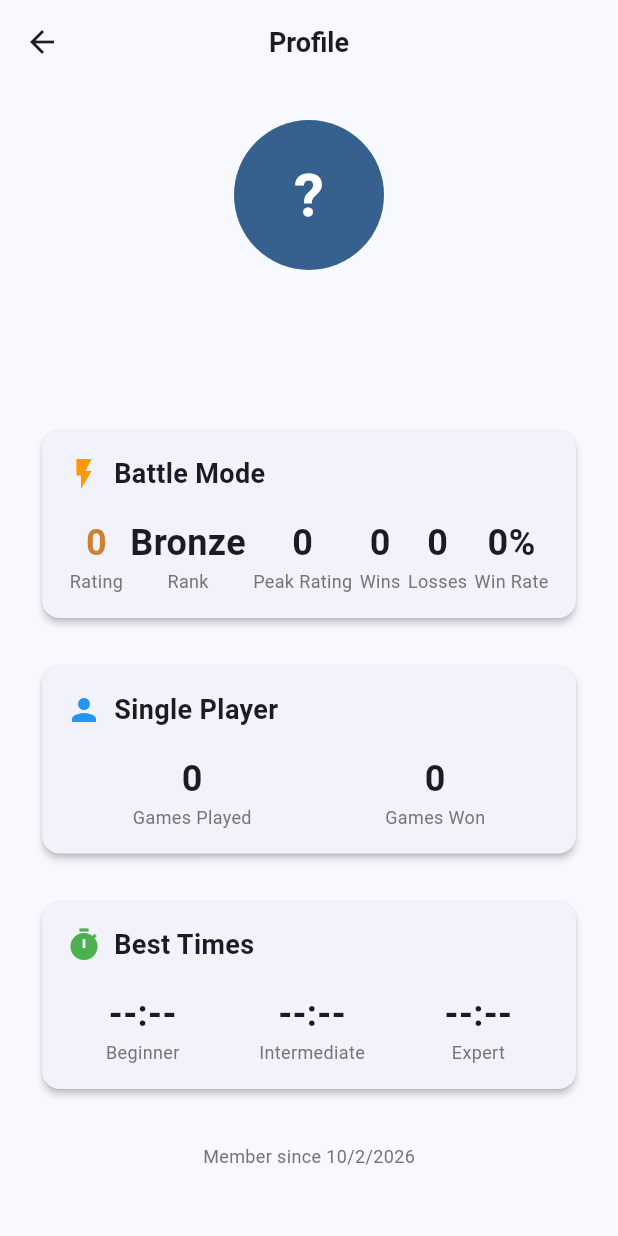
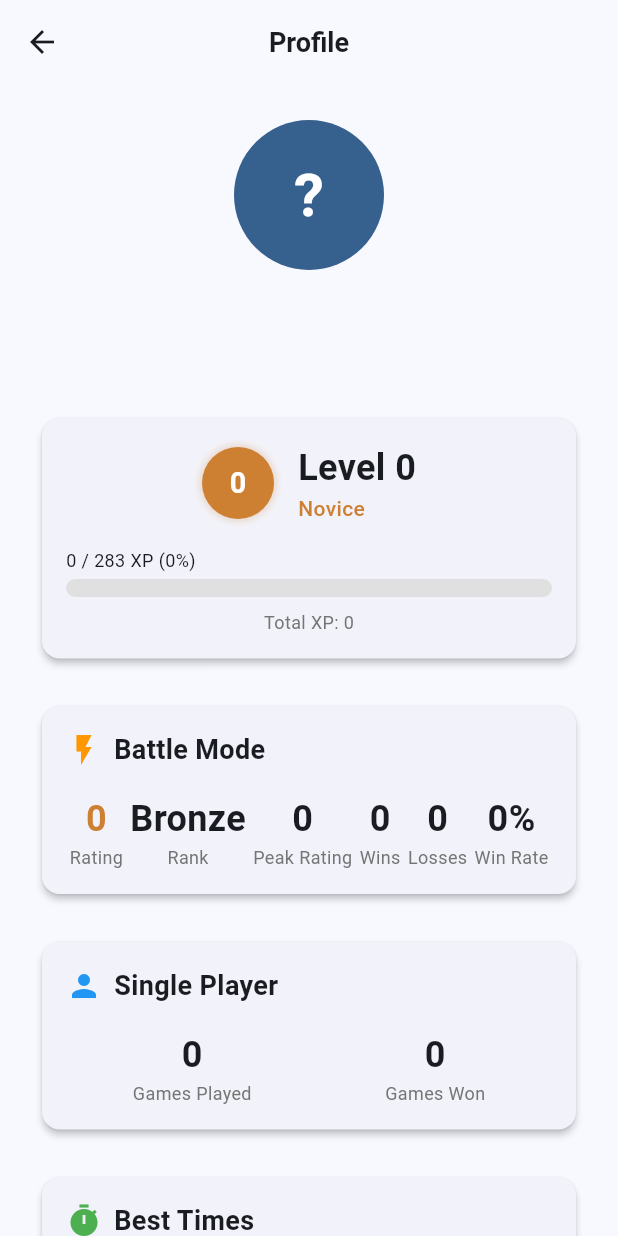
Before and after one commit to stefan2420/minesweeper_battle, a Flutter app: the ProfileScreen screen opened directly, on a phone screen of 412 x 824 dp. Run offline on Flutter 3.47's test engine with Material 3 defaults, Android fonts, the phone set to English and light mode, and no system bars; our stand-ins replace cloud_firestore, firebase_auth, firebase_core, google_sign_in, shared_preferences; accounts and stored records are empty; network calls fail.

Commit message:
Implement XP and player leveling system for progression tracking
Add activity-based progression system separate from skill-based Elo ratings:

XP Rewards:
- Base participation: 50 XP for completing matches
- Win bonus: +100 XP (total 150 XP for winners)
- Performance bonus: Up to +50 XP for fast completion (scales with difficulty)
- Loss reward: 50 XP (participation matters, prevents frustration)
- Anti-abuse: 30-second minimum match duration required

Level Progression:
- Exponential curve: XP = 100 * level^1.5
- Level 2: 283 XP (~2 wins), Level 10: 3,162 XP (~21 wins)
- Level 50: 35,355 XP (~236 wins), Level 100: 100,000 XP
- Early levels fast (instant gratification), later levels slower (long-term goals)
- Independent from Elo ranking (activity vs skill)

Level Tiers:
- Novice (1-4), Beginner (5-14), Intermediate (15-29), Advanced (30-49)
- Expert (50-74), Master (75-99), Legendary (100+)
- Each tier has unique colors, icons, and visual badges

Implementation:
- XPService: Core XP calculation, level derivation, atomic batch updates
- LevelHelper: Display utilities, progress bars, badges, tier colors
- BattleProvider: Integrated XP awards after match completion (winner's side only)
- UserStats: Added totalXP and level fields (backward compatible)

UI Updates:
- ProfileScreen: Level card with progress bar, XP display, tier badge
- LeaderboardScreen: Level badges on avatars, level in subtitle
- Visual progression feedback with color-coded level badges

Database changes:
- Added UserStats fields: totalXP (int), level (int)
- Backward compatible: defaults to 0 XP, level 1
- Atomic batch writes ensure both players update together

Design rationale:
- Simple, scalable implementation over complex gamification
- Easy to tune multipliers without major refactoring
- Extensible for future rewards, cosmetics, seasonal progression
- Rewards both competitive play (wins) and engagement (participation)

Co-Authored-By: Claude Sonnet 4.5 <noreply@anthropic.com>

```diff
--- a/lib/models/user_model.dart
+++ b/lib/models/user_model.dart
@@ -9,6 +9,8 @@ class UserStats {
   final int eloRating;
   final int peakEloRating;
   final int rankedGamesPlayed;
+  final int totalXP;
+  final int level;
 
   const UserStats({
     this.gamesPlayed = 0,
@@ -19,6 +21,8 @@ class UserStats {
     this.eloRating = 1200,
     this.peakEloRating = 1200,
     this.rankedGamesPlayed = 0,
+    this.totalXP = 0,
+    this.level = 1,
   });
 
   Map<String, dynamic> toJson() {
@@ -31,6 +35,8 @@ class UserStats {
       'eloRating': eloRating,
       'peakEloRating': peakEloRating,
       'rankedGamesPlayed': rankedGamesPlayed,
+      'totalXP': totalXP,
+      'level': level,
     };
   }
 
@@ -44,6 +50,8 @@ class UserStats {
       eloRating: json['eloRating'] as int? ?? 1200,
       peakEloRating: json['peakEloRating'] as int? ?? 1200,
       rankedGamesPlayed: json['rankedGamesPlayed'] as int? ?? 0,
+      totalXP: json['totalXP'] as int? ?? 0,
+      level: json['level'] as int? ?? 1,
     );
   }
 
@@ -56,6 +64,8 @@ class UserStats {
     int? eloRating,
     int? peakEloRating,
     int? rankedGamesPlayed,
+    int? totalXP,
+    int? level,
   }) {
     return UserStats(
       gamesPlayed: gamesPlayed ?? this.gamesPlayed,
@@ -66,6 +76,8 @@ class UserStats {
       eloRating: eloRating ?? this.eloRating,
       peakEloRating: peakEloRating ?? this.peakEloRating,
       rankedGamesPlayed: rankedGamesPlayed ?? this.rankedGamesPlayed,
+      totalXP: totalXP ?? this.totalXP,
+      level: level ?? this.level,
     );
   }
 }
--- a/lib/screens/profile_screen.dart
+++ b/lib/screens/profile_screen.dart
@@ -2,6 +2,7 @@ import 'package:flutter/material.dart';
 import 'package:provider/provider.dart';
 import '../providers/auth_provider.dart';
 import '../utils/rank_tier_helper.dart';
+import '../utils/level_helper.dart';
 
 class ProfileScreen extends StatelessWidget {
   const ProfileScreen({super.key});
@@ -66,7 +67,67 @@ class ProfileScreen extends StatelessWidget {
               ),
             ),
 
-            const SizedBox(height: 32),
+            const SizedBox(height: 24),
+
+            // Level & XP Card
+            Card(
+              child: Padding(
+                padding: const EdgeInsets.all(16),
+                child: Column(
+                  children: [
+                    Row(
+                      mainAxisAlignment: MainAxisAlignment.center,
+                      children: [
+                        LevelHelper.buildLevelBadge(
+                          level: user.stats.level,
+                          size: 48,
+                        ),
+                        const SizedBox(width: 16),
+                        Column(
+                          crossAxisAlignment: CrossAxisAlignment.start,
+                          children: [
+                            Text(
+                              'Level ${user.stats.level}',
+                              style: const TextStyle(
+                                fontSize: 24,
+                                fontWeight: FontWeight.bold,
+                              ),
+                            ),
+                            Text(
+                              LevelHelper.getLevelTier(user.stats.level),
+                              style: TextStyle(
+                                fontSize: 14,
+                                color: LevelHelper.getLevelColor(user.stats.level),
+                                fontWeight: FontWeight.w500,
+                              ),
+                            ),
+                          ],
+                        ),
+                      ],
+                    ),
+                    const SizedBox(height: 16),
+                    SizedBox(
+                      width: double.infinity,
+                      child: LevelHelper.buildProgressBar(
+                        totalXP: user.stats.totalXP,
+                        height: 12,
+                        showLabel: true,
+                      ),
+                    ),
+                    const SizedBox(height: 8),
+                    Text(
+                      'Total XP: ${LevelHelper.formatXP(user.stats.totalXP)}',
+                      style: TextStyle(
+                        fontSize: 12,
+                        color: Colors.grey.shade600,
+                      ),
+                    ),
+                  ],
+                ),
+              ),
+            ),
+
+            const SizedBox(height: 24),
 
             // Battle Stats
             _buildStatSection(
--- /dev/null
+++ b/lib/services/xp_service.dart
@@ -0,0 +1,174 @@
+import 'dart:math';
+import 'package:cloud_firestore/cloud_firestore.dart';
+import '../models/user_model.dart';
+import '../models/game_board.dart';
+
+/// Service for calculating and awarding XP (experience points) and player levels
+class XPService {
+  final FirebaseFirestore _firestore = FirebaseFirestore.instance;
+
+  // XP Constants
+  static const int baseMatchXP = 50; // Participation reward for completing a match
+  static const int winBonusXP = 100; // Additional XP for winning
+  static const int maxPerformanceBonusXP = 50; // Max bonus for fast completion
+  static const int minimumMatchDuration = 30; // Seconds - prevents instant farming
+
+  /// Calculate level from total XP
+  /// Formula: Level = floor((totalXP / 100) ^ (1/1.5))
+  /// Inverse of: XP = 100 * level^1.5
+  static int calculateLevel(int totalXP) {
+    if (totalXP < 0) return 1;
+    // Level formula: find N where 100 * N^1.5 = totalXP
+    // Solve: N = (totalXP / 100) ^ (1/1.5)
+    final level = pow(totalXP / 100, 1 / 1.5).floor();
+    return max(1, level); // Minimum level is 1
+  }
+
+  /// Calculate total XP required to reach a specific level
+  /// Formula: XP = 100 * level^1.5
+  static int xpForLevel(int level) {
+    if (level <= 1) return 0;
+    return (100 * pow(level, 1.5)).round();
+  }
+
+  /// Calculate XP needed for next level
+  static int xpToNextLevel(int totalXP) {
+    final currentLevel = calculateLevel(totalXP);
+    final nextLevelXP = xpForLevel(currentLevel + 1);
+    return nextLevelXP - totalXP;
+  }
+
+  /// Calculate XP progress within current level (0.0 to 1.0)
+  static double levelProgress(int totalXP) {
+    final currentLevel = calculateLevel(totalXP);
+    final currentLevelXP = xpForLevel(currentLevel);
+    final nextLevelXP = xpForLevel(currentLevel + 1);
+    final xpInLevel = totalXP - currentLevelXP;
+    final xpNeededForLevel = nextLevelXP - currentLevelXP;
+
+    if (xpNeededForLevel <= 0) return 1.0;
+    return (xpInLevel / xpNeededForLevel).clamp(0.0, 1.0);
+  }
+
+  /// Calculate performance bonus XP based on finish time and difficulty
+  /// Faster completion = more bonus XP
+  int _calculatePerformanceBonus(int finishTimeSeconds, Difficulty difficulty) {
+    // Define target times for each difficulty (in seconds)
+    final targetTimes = {
+      Difficulty.beginner: 60, // 1 minute
+      Difficulty.intermediate: 120, // 2 minutes
+      Difficulty.expert: 180, // 3 minutes
+    };
+
+    final targetTime = targetTimes[difficulty] ?? 120;
+
+    // If finished faster than target, award bonus proportional to time saved
+    if (finishTimeSeconds < targetTime) {
+      final timeSaved = targetTime - finishTimeSeconds;
+      final bonusRatio = (timeSaved / targetTime).clamp(0.0, 1.0);
+      return (maxPerformanceBonusXP * bonusRatio).round();
+    }
+
+    return 0; // No bonus if slower than target
+  }
+
+  /// Calculate total XP to award for a match
+  int calculateMatchXP({
+    required bool won,
+    required int finishTimeSeconds,
+    required Difficulty difficulty,
+  }) {
+    // Anti-abuse: No XP for matches shorter than minimum duration
+    if (finishTimeSeconds < minimumMatchDuration) {
+      return 0;
+    }
+
+    int totalXP = baseMatchXP;
+
+    if (won) {
+      totalXP += winBonusXP;
+      // Only winners get performance bonus (incentivize winning fast)
+      totalXP += _calculatePerformanceBonus(finishTimeSeconds, difficulty);
+    }
+
+    return totalXP;
+  }
+
+  /// Award XP to both players after a match and update levels
+  /// Call this from the winner's perspective to award XP to both players atomically
+  Future<void> awardMatchXP({
+    required String winnerId,
+    required String loserId,
+    required int winnerFinishTime,
+    required int loserFinishTime,
+    required Difficulty difficulty,
+  }) async {
+    try {
+      // Calculate XP for both players
+      final winnerXP = calculateMatchXP(
+        won: true,
+        finishTimeSeconds: winnerFinishTime,
+        difficulty: difficulty,
+      );
+
+      final loserXP = calculateMatchXP(
+        won: false,
+        finishTimeSeconds: loserFinishTime,
+        difficulty: difficulty,
+      );
+
+      // Fetch current stats to calculate new levels
+      final winnerStats = await _getUserStats(winnerId);
+      final loserStats = await _getUserStats(loserId);
+
+      final winnerNewTotalXP = winnerStats.totalXP + winnerXP;
+      final loserNewTotalXP = loserStats.totalXP + loserXP;
+
+      final winnerNewLevel = calculateLevel(winnerNewTotalXP);
+      final loserNewLevel = calculateLevel(loserNewTotalXP);
+
+      // Use batch write to update both players atomically
+      final batch = _firestore.batch();
+
+      // Update winner
+      final winnerRef = _firestore.collection('users').doc(winnerId);
+      batch.update(winnerRef, {
+        'stats.totalXP': winnerNewTotalXP,
+        'stats.level': winnerNewLevel,
+      });
+
+      // Update loser
+      final loserRef = _firestore.collection('users').doc(loserId);
+      batch.update(loserRef, {
+        'stats.totalXP': loserNewTotalXP,
+        'stats.level': loserNewLevel,
+      });
+
+      // Commit both updates atomically
+      await batch.commit();
+
+      print('XP awarded: Winner +$winnerXP XP (Level $winnerNewLevel), Loser +$loserXP XP (Level $loserNewLevel)');
+    } catch (e) {
+      print('Error awarding XP: $e');
+      rethrow;
+    }
+  }
+
+  /// Fetch user stats from Firestore
+  Future<UserStats> _getUserStats(String userId) async {
+    final doc = await _firestore.collection('users').doc(userId).get();
+
+    if (!doc.exists) {
+      throw Exception('User not found: $userId');
+    }
+
+    final data = doc.data()!;
+    final statsData = data['stats'] as Map<String, dynamic>?;
+
+    if (statsData == null) {
+      return const UserStats();
+    }
+
+    return UserStats.fromJson(statsData);
+  }
+}
--- /dev/null
+++ b/lib/utils/level_helper.dart
@@ -0,0 +1,171 @@
+import 'package:flutter/material.dart';
+import '../services/xp_service.dart';
+
+/// Helper class for level display and XP visualization
+class LevelHelper {
+  /// Get level badge color based on level ranges
+  static Color getLevelColor(int level) {
+    if (level >= 100) return const Color(0xFFFF1493); // Deep pink - Legendary
+    if (level >= 75) return const Color(0xFFFF4500); // Orange-red - Master
+    if (level >= 50) return const Color(0xFF9370DB); // Purple - Expert
+    if (level >= 30) return const Color(0xFF00CED1); // Cyan - Advanced
+    if (level >= 15) return const Color(0xFFFFD700); // Gold - Intermediate
+    if (level >= 5) return const Color(0xFFC0C0C0); // Silver - Beginner
+    return const Color(0xFFCD7F32); // Bronze - Novice
+  }
+
+  /// Get level tier name based on level ranges
+  static String getLevelTier(int level) {
+    if (level >= 100) return 'Legendary';
+    if (level >= 75) return 'Master';
+    if (level >= 50) return 'Expert';
+    if (level >= 30) return 'Advanced';
+    if (level >= 15) return 'Intermediate';
+    if (level >= 5) return 'Beginner';
+    return 'Novice';
+  }
+
+  /// Get level icon
+  static IconData getLevelIcon(int level) {
+    if (level >= 100) return Icons.auto_awesome; // Sparkle - Legendary
+    if (level >= 75) return Icons.emoji_events; // Trophy - Master
+    if (level >= 50) return Icons.stars; // Stars - Expert
+    if (level >= 30) return Icons.star; // Star - Advanced
+    if (level >= 15) return Icons.workspace_premium; // Medal - Intermediate
+    if (level >= 5) return Icons.shield; // Shield - Beginner
+    return Icons.person; // Person - Novice
+  }
+
+  /// Format XP with thousands separator (e.g., 1,234 XP)
+  static String formatXP(int xp) {
+    return xp.toString().replaceAllMapped(
+          RegExp(r'(\d{1,3})(?=(\d{3})+(?!\d))'),
+          (Match m) => '${m[1]},',
+        );
+  }
+
+  /// Get XP progress information for a given total XP
+  static XPProgressInfo getProgressInfo(int totalXP) {
+    final currentLevel = XPService.calculateLevel(totalXP);
+    final currentLevelXP = XPService.xpForLevel(currentLevel);
+    final nextLevelXP = XPService.xpForLevel(currentLevel + 1);
+    final xpInLevel = totalXP - currentLevelXP;
+    final xpNeededForLevel = nextLevelXP - currentLevelXP;
+    final progress = XPService.levelProgress(totalXP);
+
+    return XPProgressInfo(
+      currentLevel: currentLevel,
+      totalXP: totalXP,
+      xpInCurrentLevel: xpInLevel,
+      xpNeededForNextLevel: xpNeededForLevel,
+      xpToNextLevel: nextLevelXP - totalXP,
+      progressPercent: (progress * 100).round(),
+      progress: progress,
+    );
+  }
+
+  /// Build a visual XP progress bar widget
+  static Widget buildProgressBar({
+    required int totalXP,
+    double height = 8,
+    bool showLabel = false,
+  }) {
+    final info = getProgressInfo(totalXP);
+
+    return Column(
+      crossAxisAlignment: CrossAxisAlignment.start,
+      children: [
+        if (showLabel)
+          Padding(
+            padding: const EdgeInsets.only(bottom: 4),
+            child: Text(
+              '${info.xpInCurrentLevel} / ${info.xpNeededForNextLevel} XP (${info.progressPercent}%)',
+              style: const TextStyle(fontSize: 12),
+            ),
+          ),
+        ClipRRect(
+          borderRadius: BorderRadius.circular(height / 2),
+          child: LinearProgressIndicator(
+            value: info.progress,
+            backgroundColor: Colors.grey.shade300,
+            valueColor: AlwaysStoppedAnimation<Color>(
+              getLevelColor(info.currentLevel),
+            ),
+            minHeight: height,
+          ),
+        ),
+      ],
+    );
+  }
+
+  /// Build a level badge widget with icon and level number
+  static Widget buildLevelBadge({
+    required int level,
+    double size = 32,
+    bool showTier = false,
+  }) {
+    return Column(
+      mainAxisSize: MainAxisSize.min,
+      children: [
+        Container(
+          width: size,
+          height: size,
+          decoration: BoxDecoration(
+            color: getLevelColor(level),
+            shape: BoxShape.circle,
+            boxShadow: [
+              BoxShadow(
+                color: getLevelColor(level).withOpacity(0.3),
+                blurRadius: 4,
+                spreadRadius: 1,
+              ),
+            ],
+          ),
+          child: Center(
+            child: Text(
+              '$level',
+              style: TextStyle(
+                color: Colors.white,
+                fontWeight: FontWeight.bold,
+                fontSize: size * 0.4,
+              ),
+            ),
+          ),
+        ),
+        if (showTier)
+          Padding(
+            padding: const EdgeInsets.only(top: 4),
+            child: Text(
+              getLevelTier(level),
+              style: TextStyle(
+                fontSize: 10,
+                color: getLevelColor(level),
+                fontWeight: FontWeight.bold,
+              ),
+            ),
+          ),
+      ],
+    );
+  }
+}
+
+/// Data class for XP progress information
+class XPProgressInfo {
+  final int currentLevel;
+  final int totalXP;
+  final int xpInCurrentLevel;
+  final int xpNeededForNextLevel;
+  final int xpToNextLevel;
+  final int progressPercent;
+  final double progress;
+
+  XPProgressInfo({
+    required this.currentLevel,
+    required this.totalXP,
+    required this.xpInCurrentLevel,
+    required this.xpNeededForNextLevel,
+    required this.xpToNextLevel,
+    required this.progressPercent,
+    required this.progress,
+  });
+}
```
Also changed, not shown: lib/providers/battle_provider.dart (+21 -2 lines), lib/screens/leaderboard_screen.dart (+28 -2 lines).
